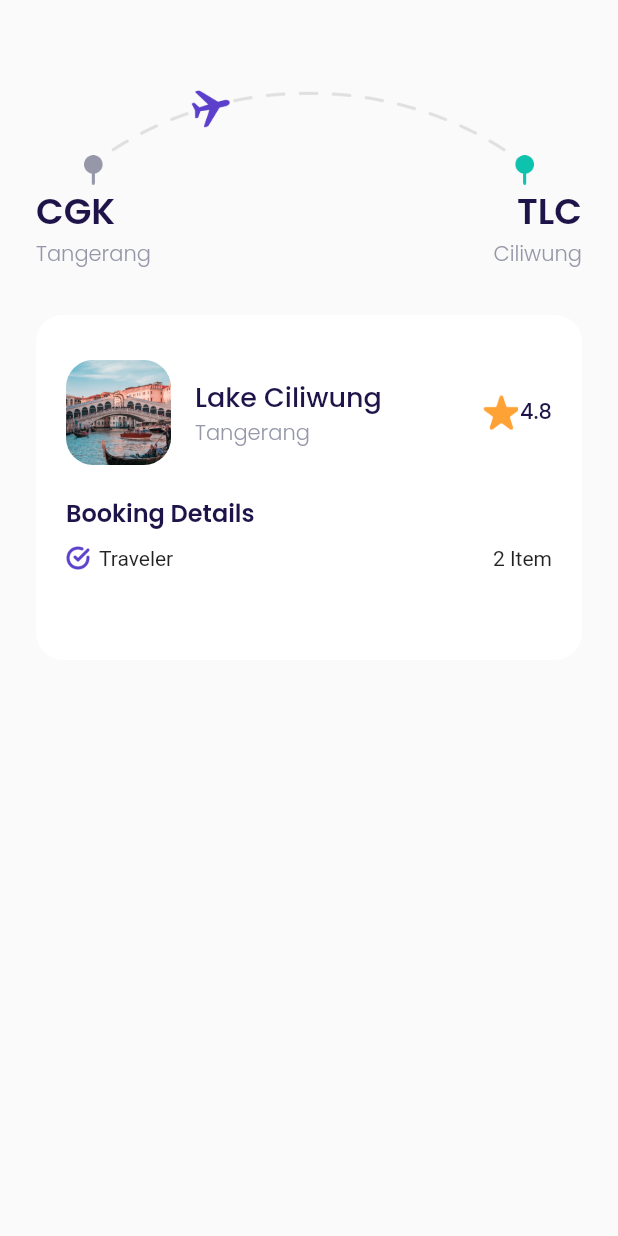
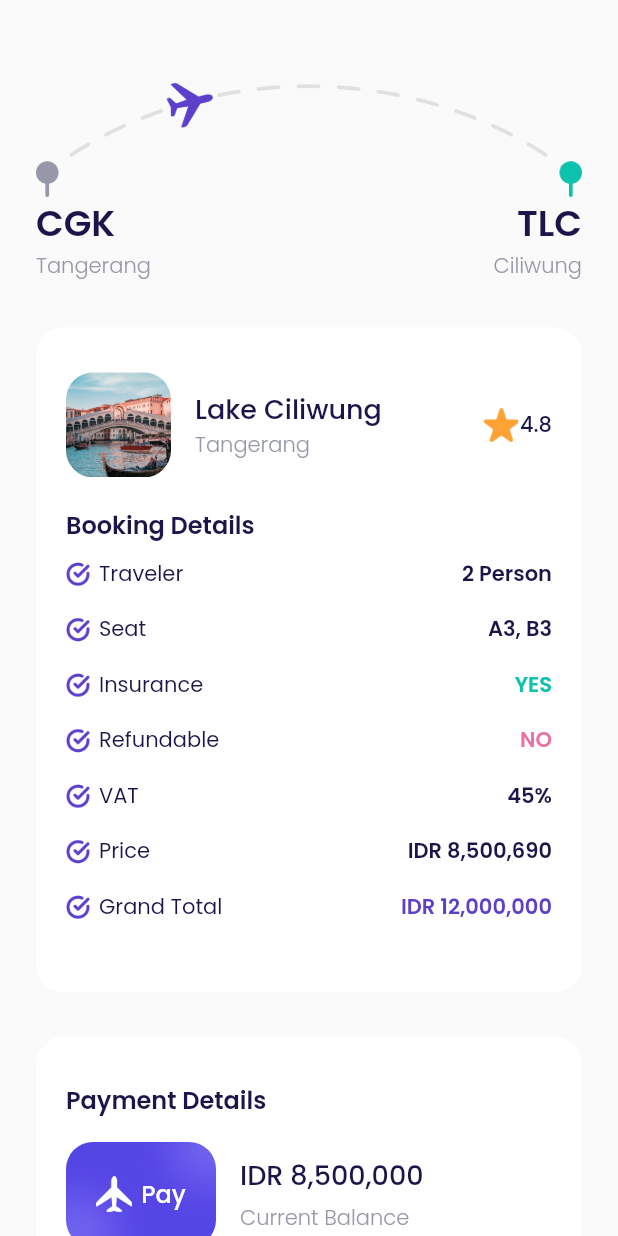
Before and after one commit to rudiusman18/Travel-App, a Flutter app: the CheckoutPage screen opened directly, on a phone screen of 412 x 824 dp. Run offline on Flutter 3.47's test engine with Material 2 defaults, Android fonts, the phone set to English and light mode, and no system bars; our stand-ins replace google_fonts, page_transition.

Commit message:
Update Rudi Usman 26 September 2022, 05:26

```diff
--- a/lib/shared/theme.dart
+++ b/lib/shared/theme.dart
@@ -9,6 +9,7 @@ Color subtitleColor = Color(0xff9698A9);
 Color whiteColor = Color(0xffFFFFFF);
 Color greenColor = Color(0xff0EC3AE);
 Color redColor = Color(0xffEB70A5);
+Color blackColor = Colors.black;
 
 TextStyle primaryTextStyle = GoogleFonts.poppins(
   color: primaryColor,
@@ -34,6 +35,10 @@ TextStyle whiteTextStyle = GoogleFonts.poppins(
   color: whiteColor,
 );
 
+TextStyle blackTextStyle = GoogleFonts.poppins(
+  color: blackColor,
+);
+
 FontWeight bold = FontWeight.w700;
 FontWeight semiBold = FontWeight.w600;
 FontWeight regular = FontWeight.w400;
--- a/lib/user interface/pages/main page/checkout_page.dart
+++ b/lib/user interface/pages/main page/checkout_page.dart
@@ -1,4 +1,5 @@
 import 'package:airplane_mobile/shared/theme.dart';
+import 'package:airplane_mobile/user%20interface/widgets/custom_button.dart';
 import 'package:flutter/material.dart';
 
 class CheckoutPage extends StatelessWidget {
@@ -35,14 +36,14 @@ class CheckoutPage extends StatelessWidget {
               crossAxisAlignment: CrossAxisAlignment.start,
               children: [
                 Text(
-                  'Lake Ciliwung',
+                  destinationName,
                   style: titleTextStyle.copyWith(
                     fontSize: 18,
                     fontWeight: medium,
                   ),
                 ),
                 Text(
-                  'Tangerang',
+                  destinationCity,
                   style: subtitleTextStyle.copyWith(
                     fontWeight: light,
                   ),
@@ -74,8 +75,7 @@ class CheckoutPage extends StatelessWidget {
     }) {
       return Container(
         margin: EdgeInsets.only(
-          top: 10,
-          bottom: 30,
+          bottom: 16,
         ),
         child: Row(
           children: [
@@ -87,8 +87,143 @@ class CheckoutPage extends StatelessWidget {
             SizedBox(
               width: 6,
             ),
-            Expanded(child: Text(name)),
-            Text(value),
+            Text(
+              name,
+              style: titleTextStyle,
+            ),
+            Spacer(),
+            Expanded(
+              child: Text(
+                value,
+                style: titleTextStyle.copyWith(
+                  fontWeight: semiBold,
+                  color: value == 'YES'
+                      ? greenColor
+                      : value == 'NO'
+                          ? redColor
+                          : name == 'Grand Total'
+                              ? primaryColor
+                              : titleColor,
+                ),
+                textAlign: TextAlign.right,
+              ),
+            ),
+          ],
+        ),
+      );
+    }
+
+    Widget paymentDetail({required String totalAmount}) {
+      return Container(
+        margin: EdgeInsets.symmetric(
+          vertical: 30,
+        ),
+        padding: EdgeInsets.symmetric(
+          vertical: 30,
+          horizontal: 20,
+        ),
+        decoration: BoxDecoration(
+          color: whiteColor,
+          borderRadius: BorderRadius.circular(
+            18,
+          ),
+        ),
+        child: Column(
+          crossAxisAlignment: CrossAxisAlignment.start,
+          children: [
+            Text(
+              'Payment Details',
+              style: titleTextStyle.copyWith(
+                fontSize: 16,
+                fontWeight: semiBold,
+              ),
+            ),
+            SizedBox(
+              height: 16,
+            ),
+            Row(
+              children: [
+                // NOTE: Wallet Button
+                Container(
+                  width: 100,
+                  height: 70,
+                  decoration: BoxDecoration(
+                    borderRadius: BorderRadius.circular(
+                      18,
+                    ),
+                    image: DecorationImage(
+                      image: AssetImage(
+                        'assets/wallet_button.png',
+                      ),
+                      fit: BoxFit.cover,
+                    ),
+                  ),
+                  child: SizedBox(
+                    width: 100,
+                    height: 70,
+                    child: TextButton(
+                      style: TextButton.styleFrom(
+                        shape: RoundedRectangleBorder(
+                          borderRadius: BorderRadius.circular(
+                            18,
+                          ),
+                        ),
+                      ),
+                      onPressed: () {},
+                      child: Row(
+                        mainAxisAlignment: MainAxisAlignment.center,
+                        children: [
+                          Flexible(
+                            child: Image.asset(
+                              'assets/airplane_logo.png',
+                              width: 24,
+                              height: 24,
+                            ),
+                          ),
+                          SizedBox(
+                            width: 6,
+                          ),
+                          Text(
+                            'Pay',
+                            style: whiteTextStyle.copyWith(
+                              fontSize: 16,
+                              fontWeight: medium,
+                            ),
+                          ),
+                        ],
+                      ),
+                    ),
+                  ),
+                ),
+                SizedBox(
+                  width: 16,
+                ),
+                Flexible(
+                  child: Column(
+                    crossAxisAlignment: CrossAxisAlignment.start,
+                    children: [
+                      Text(
+                        totalAmount,
+                        style: titleTextStyle.copyWith(
+                          fontSize: 18,
+                          fontWeight: medium,
+                        ),
+                        textAlign: TextAlign.center,
+                      ),
+                      SizedBox(
+                        height: 5,
+                      ),
+                      Text(
+                        'Current Balance',
+                        style: subtitleTextStyle.copyWith(
+                          fontWeight: light,
+                        ),
+                      ),
+                    ],
+                  ),
+                ),
+              ],
+            ),
           ],
         ),
       );
@@ -102,16 +237,14 @@ class CheckoutPage extends StatelessWidget {
         child: ListView(
           children: [
             SizedBox(
-              height: 56,
+              height: 50,
             ),
-            Container(
-              width: 327,
-              child: Column(
+            Column(
               children: [
                 Center(
                   child: Image.asset(
                     'assets/checkout_icon.png',
-                      width: 300,
+                    width: double.infinity,
                   ),
                 ),
                 Row(
@@ -157,7 +290,7 @@ class CheckoutPage extends StatelessWidget {
                 ),
               ],
             ),
-            ),
+            // NOTE: Information
             Container(
               margin: EdgeInsets.only(
                 top: 30,
@@ -192,12 +325,63 @@ class CheckoutPage extends StatelessWidget {
                       fontSize: 16,
                     ),
                   ),
+                  SizedBox(
+                    height: 10,
+                  ),
                   bookingDetailItem(
                     name: 'Traveler',
-                    value: '2 Item',
+                    value: '2 Person',
+                  ),
+                  bookingDetailItem(
+                    name: 'Seat',
+                    value: 'A3, B3',
+                  ),
+                  bookingDetailItem(
+                    name: 'Insurance',
+                    value: 'YES',
+                  ),
+                  bookingDetailItem(
+                    name: 'Refundable',
+                    value: 'NO',
+                  ),
+                  bookingDetailItem(
+                    name: 'VAT',
+                    value: '45%',
+                  ),
+                  bookingDetailItem(
+                    name: 'Price',
+                    value: 'IDR 8,500,690',
+                  ),
+                  bookingDetailItem(
+                    name: 'Grand Total',
+                    value: 'IDR 12,000,000',
                   ),
                 ],
               ),
+            ),
+            paymentDetail(
+              totalAmount: 'IDR 8,500,000',
+            ),
+
+            CustomButton(
+              title: 'Pay Now',
+              onPressed: () {},
+            ),
+            SizedBox(
+              height: 30,
+            ),
+            Center(
+              child: Text(
+                'Terms and Conditions',
+                style: subtitleTextStyle.copyWith(
+                  fontSize: 16,
+                  fontWeight: light,
+                  decoration: TextDecoration.underline,
+                ),
+              ),
+            ),
+            SizedBox(
+              height: 30,
             ),
           ],
         ),
```
Also changed, not shown: assets/wallet_button.png (renamed from assets/bonus_card.png). Lines whose indentation alone changed are shown as unchanged.
